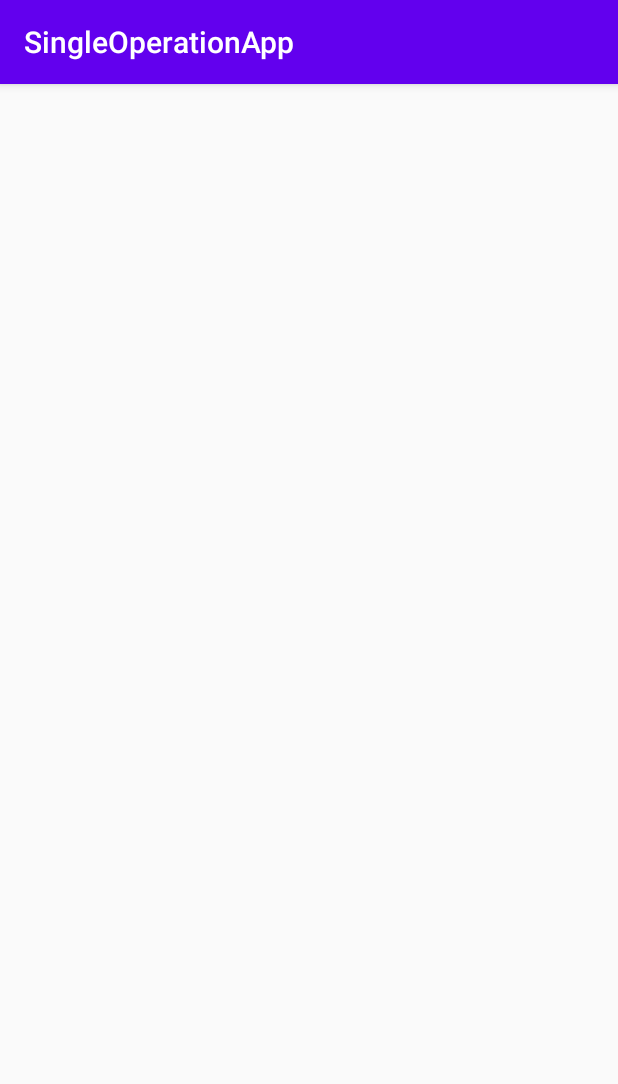
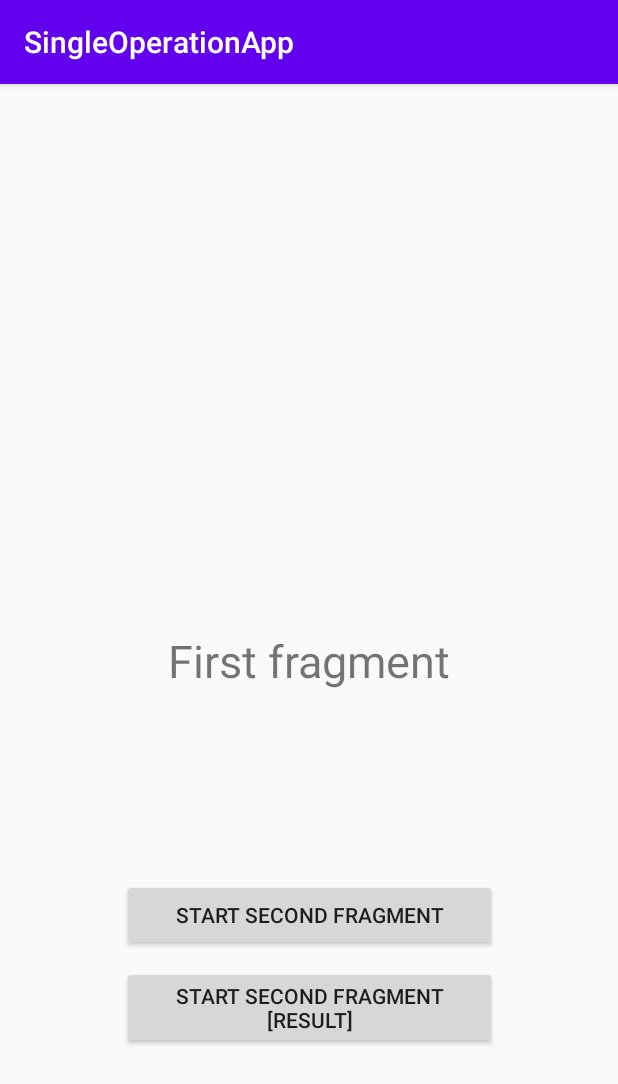
Before and after one commit to donlyconan/SupportFragmentActivity, an Android app: the screen it shows after launch (MainActivity), on a phone screen of 412 x 824 dp. Shown: the top 1084 px of the screen. Run offline under Robolectric (Android 15) with nearby library versions, the phone set to English and light mode, and no system bars.

Commit message:
Hoàn thành cơ bản SupportFragmentActivity.kt

```diff
--- a/app/build.gradle
+++ b/app/build.gradle
@@ -25,6 +25,7 @@ android {
 }
 
 dependencies {
+    implementation 'androidx.legacy:legacy-support-v4:1.0.0'
     def fragment_version = "1.2.5"
 
     implementation fileTree(dir: "libs", include: ["*.jar"])
--- /dev/null
+++ b/app/src/main/java/com/utc/singleoperationapp/test/FirstFragment.kt
@@ -0,0 +1,34 @@
+package com.utc.singleoperationapp.test
+
+import android.os.Bundle
+import android.view.View
+import android.widget.Toast
+import com.gtvt.relaxgo.base.framework.ui.BaseFragment
+import com.utc.singleoperationapp.R
+import kotlinx.android.synthetic.main.fragment_first.*
+import kotlinx.android.synthetic.main.fragment_second.*
+
+class FirstFragment : BaseFragment(R.layout.fragment_first), View.OnClickListener {
+
+    override fun onFragmentResult(requestCode: Int, resultCode: Int, bundle: Bundle?) {
+        super.onFragmentResult(requestCode, resultCode, bundle)
+
+        Toast.makeText(context, "!23  $requestCode ${bundle?.get("aaa")}", Toast.LENGTH_SHORT)
+            .show()
+    }
+
+    override fun initialize(bundle: Bundle?) {
+        super.initialize(bundle)
+        btnStartFragment.setOnClickListener(this)
+        btnStartFragmentForResult.setOnClickListener(this)
+    }
+
+
+    override fun onClick(v: View?) {
+        when (v) {
+            btnStartFragment -> startFragment(SecondFragment::class.java)
+            btnStartFragmentForResult -> startFragmentForResult(100, SecondFragment::class.java)
+        }
+    }
+
+}
--- /dev/null
+++ b/app/src/main/java/com/utc/singleoperationapp/ui/FragmentState.kt
@@ -0,0 +1,4 @@
+package com.utc.singleoperationapp.ui
+
+class FragmentState {
+}
--- a/app/src/main/java/com/utc/singleoperationapp/ui/SupportFragmentActivity.kt
+++ b/app/src/main/java/com/utc/singleoperationapp/ui/SupportFragmentActivity.kt
@@ -1,17 +1,27 @@
 package com.gtvt.relaxgo.base.framework.ui
 
 import android.os.Bundle
+import android.util.Log
+import androidx.annotation.AnimRes
+import androidx.annotation.AnimatorRes
 import androidx.annotation.IdRes
 import androidx.appcompat.app.AppCompatActivity
 import androidx.fragment.app.Fragment
+import androidx.fragment.app.FragmentManager
+import androidx.fragment.app.FragmentTransaction
+import java.util.*
+import kotlin.collections.HashMap
 
 /**
- * Lớp quản lý hoạt
+ * Lớp quản lý hoạt động của một activity
  * @author Donly Conan
  * @since 03/02/2001
  */
 abstract class SupportFragmentActivity(layoutId: Int) : AppCompatActivity(layoutId), Initialzation,
     SwitchFragment {
+
+    private val mapRequest: HashMap<Int, Int> by lazy { HashMap<Int, Int>(10) }
+    private val stackFragment: Stack<Fragment> by lazy { Stack<Fragment>() }
 
     override fun onCreate(savedInstanceState: Bundle?) {
         super.onCreate(savedInstanceState)
@@ -19,12 +29,17 @@ abstract class SupportFragmentActivity(layoutId: Int) : AppCompatActivity(layout
         // Các khởi tạo truyền thống
         initialize(savedInstanceState)
 
+        // Kiểm tra và đăng ký sự kiện nếu sự kiện chưa được đăng ký
+        if (checkOrRegisterPermisstion()) {
+            runOnIfHasPermission(savedInstanceState)
+        }
+
         // Đăng ký các sự kiên liên quan tới ViewModel
         register(savedInstanceState)
 
-        // Kiểm tra và đăng ký sự kiện nếu sự kiện chưa được đăng ký
-        if (checkOrRegisterPermisstion()) {
-            runOnIfHasPermission(savedInstanceState)
+        // Đăng ký fragment đầu tiên
+        if (savedInstanceState == null) {
+            startFragment(onCreateFirstFragment(), savedInstanceState)
         }
     }
 
@@ -40,31 +55,59 @@ abstract class SupportFragmentActivity(layoutId: Int) : AppCompatActivity(layout
         }
     }
 
-
     override fun <T : Fragment> startFragment(fragTaget: Class<T>, bundle: Bundle?) {
         super.startFragment(fragTaget, bundle)
+        val fragment = fragTaget.newInstance().apply {
+            arguments = bundle
+        }
+        startFragment(fragment, fragTaget.name)
+    }
+
+
+    override fun <T : Fragment> startFragmentForResult(
+        requestCode: Int, fragTaget: Class<T>,
+        bundle: Bundle?
+    ) {
+        val preStart = supportFragmentManager.fragments.last()
+        mapRequest.put(preStart.hashCode(), requestCode)
+
+        val fragment = fragTaget.newInstance().apply {
+            arguments = bundle
+        }
+        startFragment(fragment, fragTaget.name)
+    }
+
+
+    private fun startFragment(fragment: Fragment, tag: String?) {
         supportFragmentManager.apply {
-            beginTransaction().replace(
-                getIdOfFrameLayout(),
-                fragTaget,
-                bundle,
-                fragTaget.simpleName
-            ).addToBackStack(fragTaget.name)
+            beginTransaction()
+                .add(getIdOfFrameLayout(), fragment, tag)
+                .replace(getIdOfFrameLayout(), fragment, tag)
+                .addToBackStack(tag)
                 .commit()
         }
     }
 
-    override fun popBackStack() {
+
+    override fun popBackStack(resultCode: Int, bundle: Bundle?) {
         supportFragmentManager.apply {
-            popBackStack()
-            val lastFragment = fragments.last()
-            if (fragments.isEmpty() || lastFragment == null) {
+            if (fragments.size >= 1) {
+                popBackStackImmediate()
+                val lastFragment = fragments.last() as BaseFragment
+                val requestCode = mapRequest.get(lastFragment.hashCode())
+
+                if (fragments.isEmpty()) {
+                    onBackPressed()
+                } else if (requestCode != null) {
+                    lastFragment.onFragmentResult(requestCode, resultCode, bundle)
+                    mapRequest.remove(lastFragment.hashCode())
+                }
+            } else {
                 onBackPressed()
-            } else {
-//                lastFragment.onActivityResult(r)
             }
         }
     }
+
 
     /**
      * Các sự kiện đăng ký với model
@@ -93,4 +136,9 @@ abstract class SupportFragmentActivity(layoutId: Int) : AppCompatActivity(layout
     @IdRes
     abstract fun getIdOfFrameLayout(): Int
 
+    /**
+     * Đăng ký fragment đầu tiên hiển thị trên giao diện
+     * @return BaseFragment
+     */
+    abstract fun onCreateFirstFragment(): BaseFragment
 }
--- /dev/null
+++ b/app/src/main/res/layout/fragment_first.xml
@@ -0,0 +1,45 @@
+<?xml version="1.0" encoding="utf-8"?>
+<androidx.constraintlayout.widget.ConstraintLayout xmlns:android="http://schemas.android.com/apk/res/android"
+    xmlns:app="http://schemas.android.com/apk/res-auto"
+    xmlns:tools="http://schemas.android.com/tools"
+    android:layout_width="match_parent"
+    android:layout_height="match_parent"
+    android:orientation="vertical">
+
+
+    <TextView
+        android:id="@+id/textMessage"
+        android:layout_width="wrap_content"
+        android:layout_height="wrap_content"
+        android:layout_gravity="center"
+        android:text="First fragment"
+        android:textSize="30dp"
+        app:layout_constraintBottom_toBottomOf="parent"
+        app:layout_constraintEnd_toEndOf="parent"
+        app:layout_constraintStart_toStartOf="parent"
+        app:layout_constraintTop_toTopOf="parent" />
+
+    <LinearLayout
+        android:layout_width="wrap_content"
+        android:layout_height="wrap_content"
+        android:orientation="vertical"
+        app:layout_constraintBottom_toBottomOf="parent"
+        app:layout_constraintEnd_toEndOf="parent"
+        app:layout_constraintStart_toStartOf="parent"
+        app:layout_constraintTop_toBottomOf="@+id/textMessage">
+
+        <Button
+            android:id="@+id/btnStartFragment"
+            android:layout_width="250dp"
+            android:layout_height="wrap_content"
+            android:text="Start Second Fragment" />
+
+
+        <Button
+            android:id="@+id/btnStartFragmentForResult"
+            android:layout_width="250dp"
+            android:layout_height="wrap_content"
+            android:layout_marginTop="10dp"
+            android:text="Start Second Fragment [Result]" />
+    </LinearLayout>
+</androidx.constraintlayout.widget.ConstraintLayout>
--- a/app/src/main/res/values/strings.xml
+++ b/app/src/main/res/values/strings.xml
@@ -1,3 +1,5 @@
 <resources>
     <string name="app_name">SingleOperationApp</string>
+    <!-- TODO: Remove or change this placeholder text -->
+    <string name="hello_blank_fragment">Hello blank fragment</string>
 </resources>
```
Also changed, not shown: app/src/main/java/com/utc/singleoperationapp/test/MainActivity.kt (+4 -0 lines), app/src/main/java/com/utc/singleoperationapp/test/SecondFragment.kt (added, +31 -0 lines), app/src/main/java/com/utc/singleoperationapp/ui/BaseFragment.kt (+15 -6 lines), app/src/main/java/com/utc/singleoperationapp/ui/SwitchFragment.kt (+10 -6 lines), app/src/main/res/layout/fragment_second.xml (added, +33 -0 lines), gradle.properties (+8 -12 lines).
